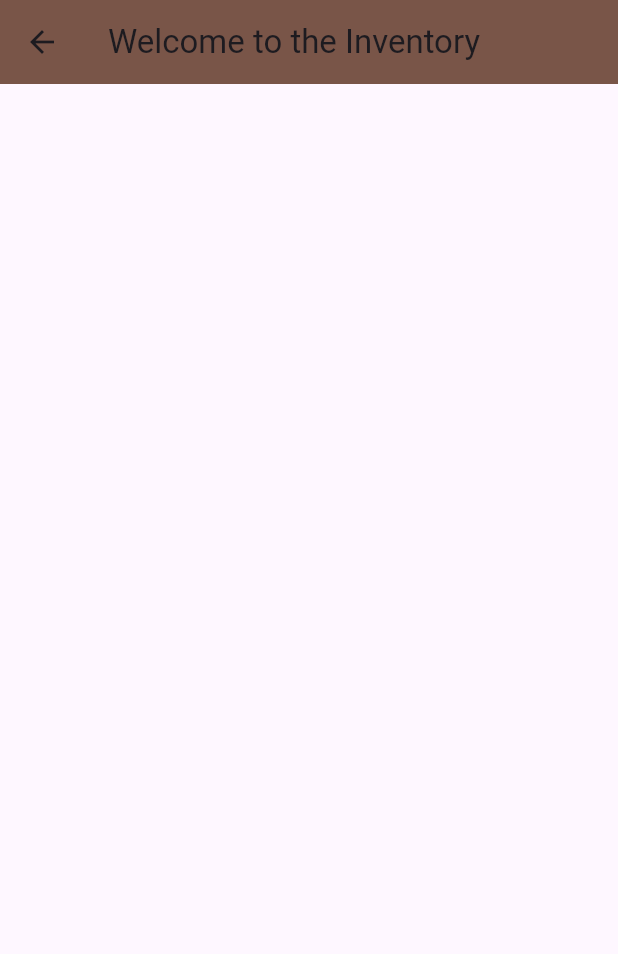
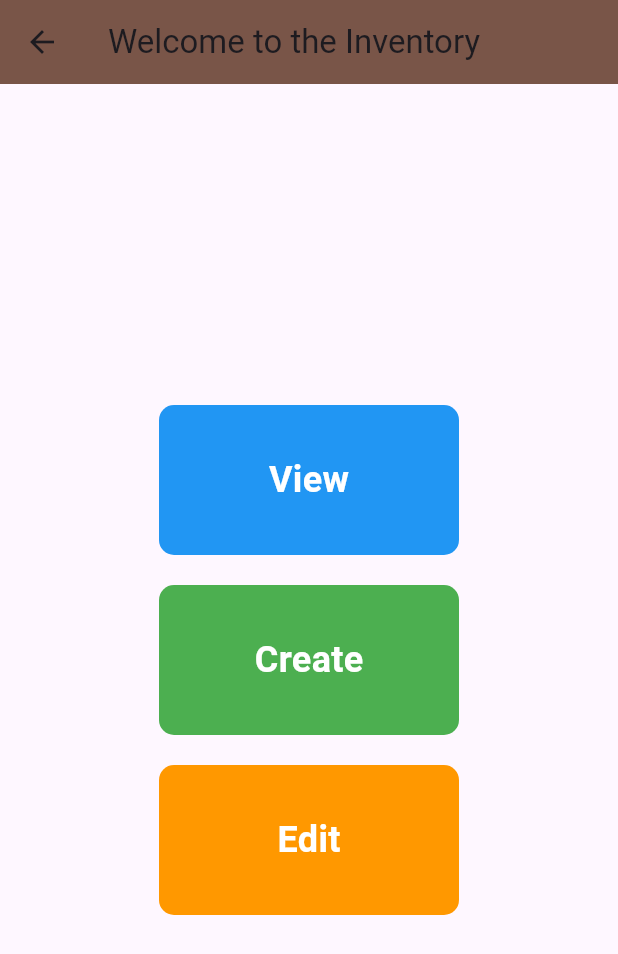
Before and after one commit to VoxMonstra/CSC-4610-Web-Warriors, a Flutter app: the InventoryPage screen opened by its route, on a phone screen of 412 x 824 dp. Shown: the top 954 px of the screen. Run offline on Flutter 3.47's test engine with Material 3 defaults, Android fonts, the phone set to English and light mode, and no system bars; missing offline and left inert: mysql1.

Commit message:
feat: inventory page (soon to be changed)

```diff
--- a/src/lib/screens/inventory.dart
+++ b/src/lib/screens/inventory.dart
@@ -1,6 +1,9 @@
+// To be desired: This page to simply show you all items,
+// then a small icon to the right will allow you to edit, then a + icon
+// allows for creation. This will be when database connection is closer
 import 'package:flutter/material.dart';
 
-class InventoryPage extends StatelessWidget{
+class InventoryPage extends StatelessWidget {
   @override
   Widget build(BuildContext context) {
     return Scaffold(
@@ -8,6 +11,155 @@ class InventoryPage extends StatelessWidget{
         title: Text('Welcome to the Inventory'),
         backgroundColor: Colors.brown,
       ),
+      body: Center(
+        child: Column(
+          mainAxisAlignment: MainAxisAlignment.center,
+          children: [
+            // The view box (no real future needed besides linking of database,
+            // maybe a search feature within, and maybe moving the edit here)
+            GestureDetector(
+              onTap: () {
+                Navigator.push(
+                  context,
+                  MaterialPageRoute(builder: (context) => ViewPage()),
+                );
+              },
+              child: Container(
+                width: 200,
+                height: 100,
+                decoration: BoxDecoration(
+                  color: Colors.blue,
+                  borderRadius: BorderRadius.circular(10),
+                ),
+                child: Center(
+                  child: Text(
+                    'View',
+                    style: TextStyle(
+                      color: Colors.white,
+                      fontSize: 24,
+                      fontWeight: FontWeight.bold,
+                    ),
+                  ),
+                ),
+              ),
+            ),
+            SizedBox(height: 20),
+
+            // The create box (future use is to create inventory items)
+            GestureDetector(
+              onTap: () {
+                Navigator.push(
+                  context,
+                  MaterialPageRoute(builder: (context) => CreatePage()),
+                );
+              },
+              child: Container(
+                width: 200,
+                height: 100,
+                decoration: BoxDecoration(
+                  color: Colors.green,
+                  borderRadius: BorderRadius.circular(10),
+                ),
+                child: Center(
+                  child: Text(
+                    'Create',
+                    style: TextStyle(
+                      color: Colors.white,
+                      fontSize: 24,
+                      fontWeight: FontWeight.bold,
+                    ),
+                  ),
+                ),
+              ),
+            ),
+            SizedBox(height: 20),
+
+            // The edit box (future use will show inventory items to edit OR
+            // will be within the view page itself which is likely)
+            GestureDetector(
+              onTap: () {
+                Navigator.push(
+                  context,
+                  MaterialPageRoute(builder: (context) => EditPage()),
+                );
+              },
+              child: Container(
+                width: 200,
+                height: 100,
+                decoration: BoxDecoration(
+                  color: Colors.orange,
+                  borderRadius: BorderRadius.circular(10),
+                ),
+                child: Center(
+                  child: Text(
+                    'Edit',
+                    style: TextStyle(
+                      color: Colors.white,
+                      fontSize: 24,
+                      fontWeight: FontWeight.bold,
+                    ),
+                  ),
+                ),
+              ),
+            ),
+          ],
+        ),
+      ),
     );
   }
 }
+
+/*Below will be the general placeholders for the create, view,
+and edit functions/pages of the inventory. They are left basically empty
+for now until we can link them to the databases with the SQL commands
+Change the colors as you desire for our scheme*/
+class ViewPage extends StatelessWidget {
+  @override
+  Widget build(BuildContext context) {
+    return Scaffold(
+      appBar: AppBar(
+        title: Text('View Page'),
+        backgroundColor: Colors.blue,
+      ),
+      body: Center(
+        child: Text('This is the View Page'),
+      ),
+    );
+  }
+}
+
+class CreatePage extends StatelessWidget {
+  @override
+  Widget build(BuildContext context) {
+    return Scaffold(
+      appBar: AppBar(
+        title: Text('Create Page'),
+        backgroundColor: Colors.green,
+      ),
+      body: Center(
+        child: Text('This is the Create Page'),
+      ),
+    );
+  }
+}
+
+class EditPage extends StatelessWidget {
+  @override
+  Widget build(BuildContext context) {
+    return Scaffold(
+      appBar: AppBar(
+        title: Text('Edit Page'),
+        backgroundColor: Colors.orange,
+      ),
+      body: Center(
+        child: Text('This is the Edit Page'),
+      ),
+    );
+  }
+}
+
+void main() {
+  runApp(MaterialApp(
+    home: InventoryPage(),
+  ));
+}
```
